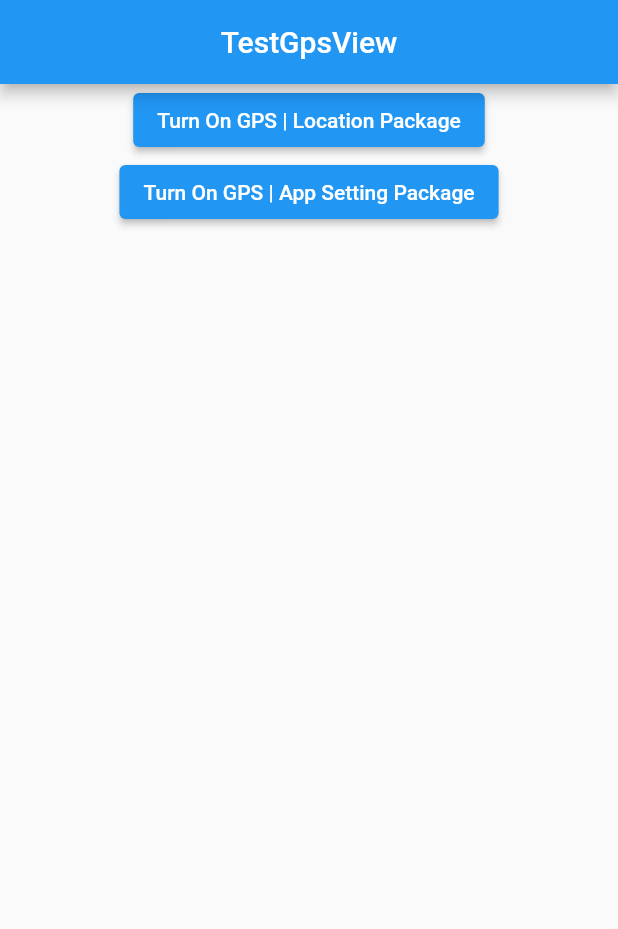
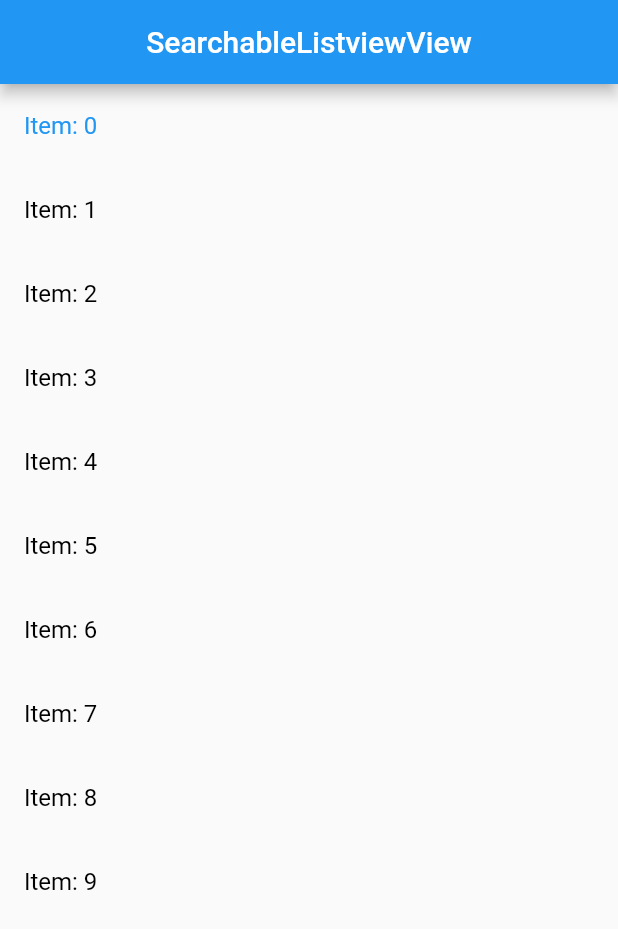
Before and after one commit to md-redwanul-haque/googleMap_Task, a Flutter app: the screen it shows after launch, on a phone screen of 412 x 824 dp. Shown: the top 929 px of the screen. Run offline on Flutter 3.47's test engine with Material 2 defaults, Android fonts, the phone set to English and light mode, and no system bars; our stand-ins replace geocoding, geolocator, get, google_maps_flutter, location; missing offline and left inert: app_settings, google_maps_flutter_android, google_maps_flutter_platform_interface, map_pin_picker.

Commit message:
ListView Listtile with different select same color

```diff
--- /dev/null
+++ b/lib/app/modules/searchableListview/views/searchable_listview_view.dart
@@ -0,0 +1,44 @@
+import 'package:flutter/material.dart';
+
+import 'package:get/get.dart';
+
+import '../controllers/searchable_listview_controller.dart';
+
+class SearchableListviewView extends GetView<SearchableListviewController> {
+  const SearchableListviewView({Key? key}) : super(key: key);
+  @override
+  Widget build(BuildContext context) {
+    RxInt selectedIndex=0.obs;
+    return Scaffold(
+      appBar: AppBar(
+        title: const Text('SearchableListviewView'),
+        centerTitle: true,
+      ),
+      body: Column(
+        children: [
+          ListView.builder(
+            physics: NeverScrollableScrollPhysics(),
+            shrinkWrap: true,
+            itemCount: 10,
+            itemBuilder: (context, index) {
+              return
+                Obx(()=>ListTile(
+                  title: Text('Item: $index',
+                      style: TextStyle(
+                          color: selectedIndex.value == index
+                              ? Colors.blue
+                              : Colors.black)),
+                  // tileColor: selectedIndex == index ? Colors.blue : null,
+                  onTap: () {
+                    selectedIndex.value = index;
+                    print(selectedIndex.value);
+
+                  },
+                ));
+            },
+          )
+        ],
+      )
+    );
+  }
+}
--- a/lib/app/modules/testGps/views/test_gps_view.dart
+++ b/lib/app/modules/testGps/views/test_gps_view.dart
@@ -1,8 +1,8 @@
 import 'package:flutter/material.dart';
 import 'package:app_settings/app_settings.dart';
+import 'package:location/location.dart';
+import 'package:get/get.dart';
 
-import 'package:get/get.dart';
-import 'package:location/location.dart';
 
 import '../controllers/test_gps_controller.dart';
 
--- a/lib/app/routes/app_routes.dart
+++ b/lib/app/routes/app_routes.dart
@@ -5,10 +5,15 @@ abstract class Routes {
   Routes._();
   static const HOME = _Paths.HOME;
   static const TEST_GPS = _Paths.TEST_GPS;
+  static const SEARCHABLE_LISTVIEW = _Paths.SEARCHABLE_LISTVIEW;
+  static const LIST_TILE_COLOR_DEFFERENCIATE =
+      _Paths.LIST_TILE_COLOR_DEFFERENCIATE;
 }
 
 abstract class _Paths {
   _Paths._();
   static const HOME = '/home';
   static const TEST_GPS = '/test-gps';
+  static const SEARCHABLE_LISTVIEW = '/searchable-listview';
+  static const LIST_TILE_COLOR_DEFFERENCIATE = '/list-tile-color-defferenciate';
 }
--- a/lib/main.dart
+++ b/lib/main.dart
@@ -7,6 +7,7 @@ import 'app/routes/app_pages.dart';
 void main() {
   runApp(
     GetMaterialApp(
+      debugShowCheckedModeBanner: false,
       title: "Application",
       initialRoute: AppPages.INITIAL,
       getPages: AppPages.routes,
```
Also changed, not shown: lib/app/modules/listTileColorDefferenciate/bindings/list_tile_color_defferenciate_binding.dart (added, +12 -0 lines), lib/app/modules/listTileColorDefferenciate/controllers/list_tile_color_defferenciate_controller.dart (added, +23 -0 lines), lib/app/modules/listTileColorDefferenciate/views/list_tile_color_defferenciate_view.dart (added, +25 -0 lines), lib/app/modules/searchableListview/bindings/searchable_listview_binding.dart (added, +12 -0 lines), lib/app/modules/searchableListview/controllers/searchable_listview_controller.dart (added, +23 -0 lines), lib/app/routes/app_pages.dart (+15 -1 lines).
